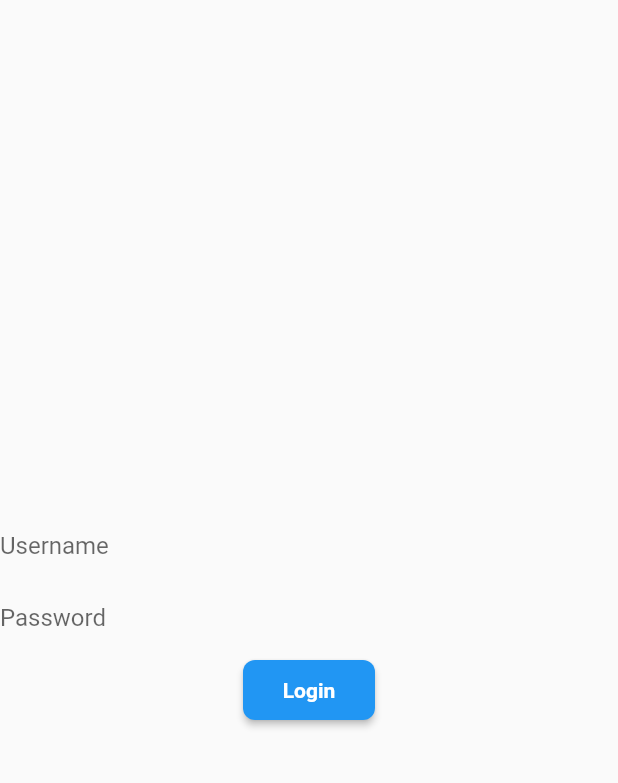
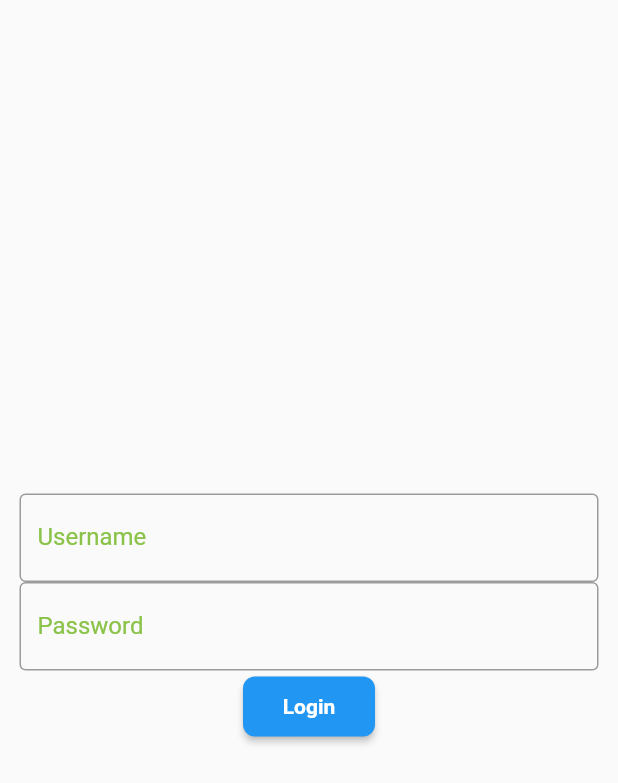
Before and after one commit to Guilherme-Viegas/Small-Jobs, a Flutter app: the screen it shows after launch, on a phone screen of 412 x 824 dp. Shown: the top 783 px of the screen. Run offline on Flutter 3.47's test engine with Material 2 defaults, Android fonts, the phone set to English and light mode, and no system bars.

Commit message:
Almost nothing changed, just to check if it works

```diff
--- a/lib/main.dart
+++ b/lib/main.dart
@@ -65,22 +65,38 @@ class _MyHomePageState extends State<MyHomePage> {
   Widget build(BuildContext context) {
     return Scaffold(
       body: Container(
+        padding: new EdgeInsets.all(5.0),
+        margin: new EdgeInsets.all(8.0),
         child: Column(
           mainAxisAlignment: MainAxisAlignment.center,
           crossAxisAlignment: CrossAxisAlignment.center,
           children: <Widget>[
-            TextField(
+            TextFormField(
               controller: myController,
+              autocorrect: false,
               decoration: InputDecoration(
-                  border: InputBorder.none,
-                  hintText: 'Username'
+                  border: new OutlineInputBorder(
+                    borderSide: new BorderSide(width: 1.0, color: Colors.white),
+                  ),
+                  labelStyle: new TextStyle(
+                    color: Colors.lightGreen
+                  ),
+                  labelText: "Username",
+                  hintText: 'Username',
               ),
             ),
-            TextField(
+            TextFormField(
               controller: myController2,
+              autocorrect: false,
               decoration: InputDecoration(
-                  border: InputBorder.none,
-                  hintText: 'Password'
+                border: new OutlineInputBorder(
+                  borderSide: new BorderSide(width: 1.0, color: Colors.white),
+                ),
+                labelStyle: new TextStyle(
+                    color: Colors.lightGreen
+                ),
+                labelText: "Password",
+                hintText: 'Password',
               ),
             ),
             RaisedButton(
```
